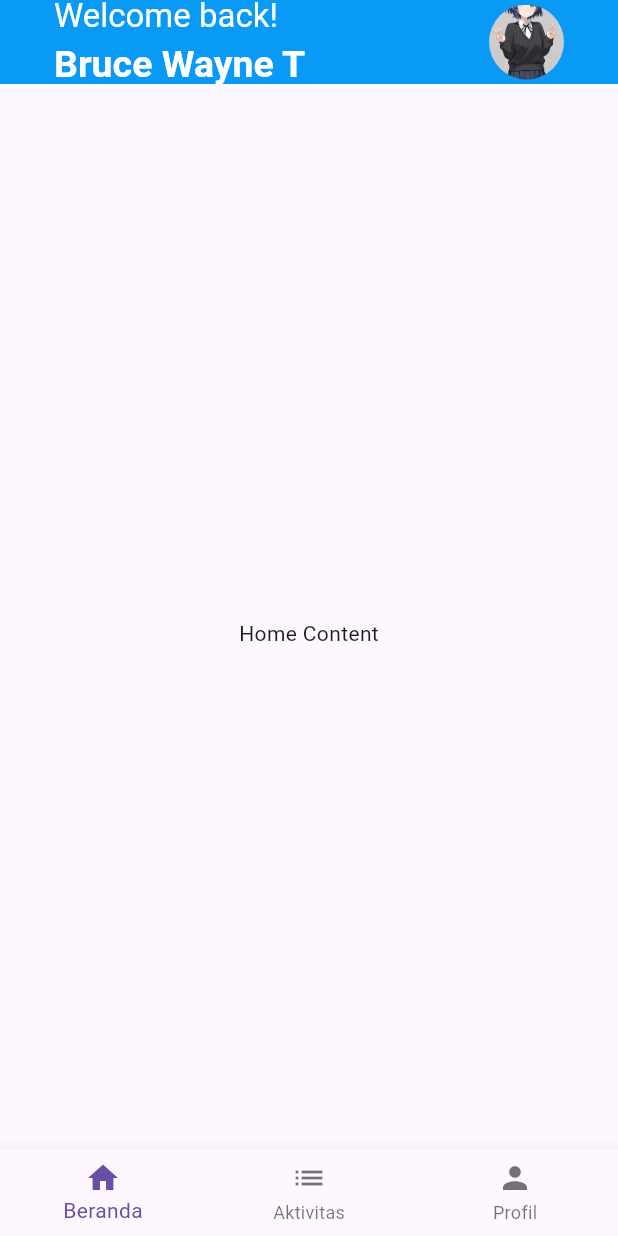
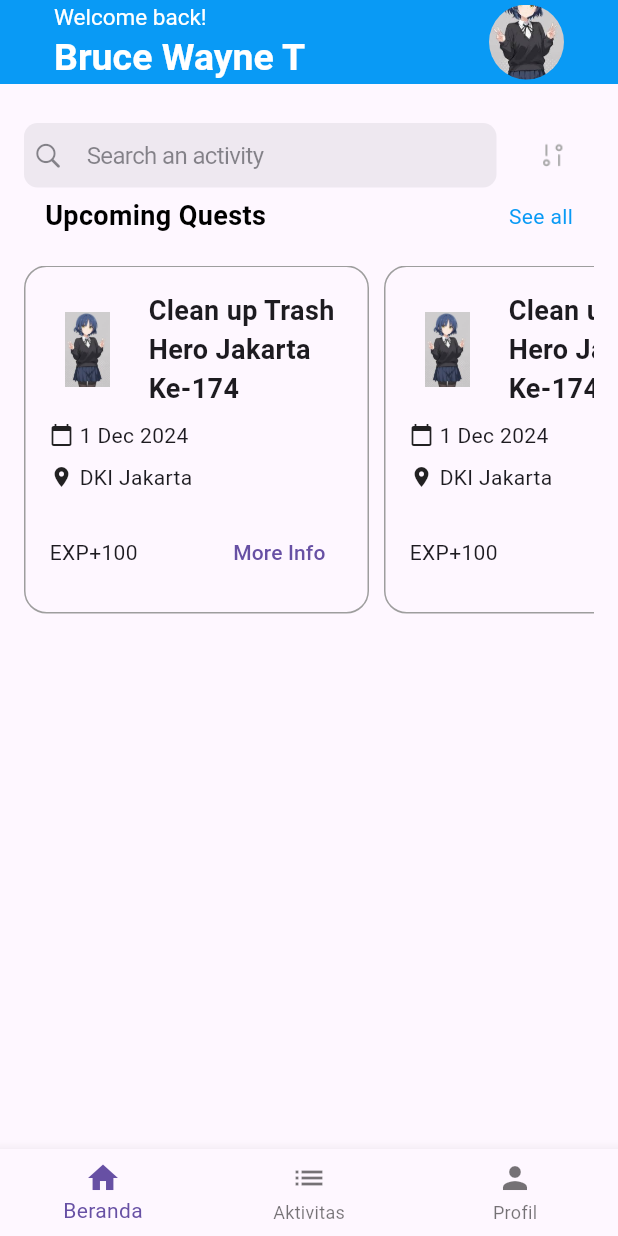
Before and after one commit to iamahmadzidan/pbo_project, a Flutter app: the HomePage screen opened directly, on a phone screen of 412 x 824 dp. Run offline on Flutter 3.47's test engine with Material 3 defaults, Android fonts, the phone set to English and light mode, and no system bars.

Commit message:
home tamabahkan widget
nigga1

```diff
--- a/lib/halaman/home_page.dart
+++ b/lib/halaman/home_page.dart
@@ -1,3 +1,4 @@
+import 'package:flutter/cupertino.dart';
 import 'package:flutter/material.dart';
 import 'activity_page.dart';
 import 'profile_page.dart';
@@ -13,60 +14,7 @@ class HomePageState extends State<HomePage> {
   int _currentIndex = 0;
 
   final List<Widget> _pages = [
-    Scaffold(
-      appBar: AppBar(
-        backgroundColor: const Color(0xFF099AF5),
-        automaticallyImplyLeading: false, // Menghilangkan ikon back default
-        title: Padding(
-          padding: const EdgeInsets.symmetric(horizontal: 20.0, vertical: 10.0),
-          child: Row(
-            children: [
-              // Kolom untuk teks "Welcome back!" dan nama pengguna
-              const Column(
-                crossAxisAlignment: CrossAxisAlignment.start,
-                children: [
-                  Text(
-                    'Welcome back!',
-                    style: TextStyle(color: Colors.white),
-                  ),
-                  SizedBox(height: 2),
-                  Text(
-                    "Bruce Wayne T",
-                    style: TextStyle(
-                      fontSize: 25,
-                      fontWeight: FontWeight.bold,
-                      color: Colors.white,
-                    ),
-                  ),
-                ],
-              ),
-              const Spacer(),
-              // Gambar profil yang bulat
-              ClipRRect(
-                borderRadius: BorderRadius.circular(60),
-                child: Image.asset(
-                  'assets/image/ryou.jpeg',
-                  width: 50,
-                  height: 50,
-                  fit: BoxFit.cover,
-                ),
-              ),
-            ],
-          ),
-        ),
-      ),
-      body: const Column(
-        crossAxisAlignment: CrossAxisAlignment.start,
-        children: [
-          SizedBox(height: 22),
-          Expanded(
-            child: Center(
-              child: Text("Home Content"),
-            ),
-          ),
-        ],
-      ),
-    ),
+    const HomeContent(),
     const ActivityPage(),
     const ProfilePage(),
   ];
@@ -80,7 +28,6 @@ class HomePageState extends State<HomePage> {
   @override
   Widget build(BuildContext context) {
     return Scaffold(
-
       body: SafeArea(
         child: _pages[_currentIndex],
       ),
@@ -105,3 +52,240 @@ class HomePageState extends State<HomePage> {
     );
   }
 }
+
+class HomeContent extends StatelessWidget {
+  const HomeContent({super.key});
+
+  @override
+  Widget build(BuildContext context) {
+    return Scaffold(
+      appBar: _buildHeader(),
+      body: SingleChildScrollView( // Pastikan seluruh konten di-scroll
+        child: Column(
+          children: [
+            _buildSearch(),
+            builText(),
+            space(),
+            Padding(
+              padding: const EdgeInsets.symmetric(horizontal: 16.0),
+              child: buildHorizontalScroll(),
+            ),
+            const SizedBox(height: 20), // Tambahkan jarak jika diperlukan
+          ],
+        ),
+      ),
+    );
+  }
+
+  // Widget untuk header
+  PreferredSizeWidget _buildHeader() {
+    return AppBar(
+      backgroundColor: const Color(0xFF099AF5),
+      automaticallyImplyLeading: false,
+      elevation: 0,
+      title: Padding(
+        padding: const EdgeInsets.symmetric(horizontal: 20.0, vertical: 30.0),
+        child: Row(
+          children: [
+            const Column(
+              crossAxisAlignment: CrossAxisAlignment.start,
+              children: [
+                Text(
+                  'Welcome back!',
+                  style: TextStyle(fontSize: 15, color: Colors.white),
+                ),
+                SizedBox(height: 2),
+                Text(
+                  "Bruce Wayne T",
+                  style: TextStyle(
+                    fontSize: 25,
+                    fontWeight: FontWeight.bold,
+                    color: Colors.white,
+                  ),
+                ),
+              ],
+            ),
+            const Spacer(),
+            ClipRRect(
+              borderRadius: BorderRadius.circular(60),
+              child: Image.asset(
+                'assets/image/ryou.jpeg',
+                width: 50,
+                height: 50,
+                fit: BoxFit.cover,
+              ),
+            ),
+          ],
+        ),
+      ),
+    );
+  }
+
+  // Widget untuk search bar
+  Widget _buildSearch() {
+    return Padding(
+      padding: const EdgeInsets.only(top: 20.0, left: 16.0, right: 16.0),
+      child: Row(
+        children: [
+          // Search bar
+          Expanded(
+            child: CupertinoSearchTextField(
+              controller: TextEditingController(),
+              placeholder: 'Search an activity',
+              prefixIcon: const Icon(
+                CupertinoIcons.search,
+                size: 20.0,
+              ),
+              suffixIcon: const Icon(
+                CupertinoIcons.exclamationmark_circle,
+                size: 20,
+              ),
+              style: const TextStyle(fontSize: 16),
+              padding: const EdgeInsets.symmetric(vertical: 12, horizontal: 16),
+            ),
+          ),
+          const SizedBox(width: 10),
+          Container(
+            width: 55,
+            height: 55,
+            decoration: ShapeDecoration(
+              color: const Color.fromARGB(0, 223, 213, 223), // Warna latar belakang kotak
+              shape: RoundedRectangleBorder(
+                borderRadius: BorderRadius.circular(12), // Membulatkan sudut
+              ),
+            ),
+            child: Center( // Menggunakan Center agar gambar berada di tengah kotak
+              child: ClipRRect(
+                borderRadius: BorderRadius.circular(1), // Membulatkan sudut gambar agar sesuai dengan container
+                child: Image.asset(
+                  'assets/image/image.png', // Path gambar
+                  width: 18, // Ukuran gambar sesuai yang diinginkan
+                  height: 20, // Ukuran gambar sesuai yang diinginkan
+                  fit: BoxFit.cover, // Memastikan gambar mengisi kotak dengan baik
+                ),
+              ),
+            ),
+          ),
+        ],
+      ),
+    );
+  }
+
+  // Widget untuk teks
+  Widget builText() {
+  return const Padding(
+    padding: EdgeInsets.symmetric(horizontal: 30.0), // Margin kiri dan kanan
+    child: Row(
+      mainAxisAlignment: MainAxisAlignment.spaceBetween, // Membuat jarak antara kedua teks
+      children: [
+        // Teks kiri
+        Text(
+          'Upcoming Quests',
+          style: TextStyle(fontSize: 18, fontWeight: FontWeight.bold, color: Colors.black),
+        ),
+        // Teks kanan
+        Text(
+          'See all', // Ganti dengan teks yang diinginkan
+          style: TextStyle(fontSize: 14, color: Color(0xFF099AF5)),
+        ),
+      ],
+    ),
+  );
+}
+
+   Widget space() {
+    return const Align(
+
+      child: Padding(
+        padding: EdgeInsets.only(left: 20.0),
+        child: Text(
+          ' ',
+
+        ),
+      ),
+    );
+  }
+
+  // Widget untuk scroll horizontal
+  Widget buildHorizontalScroll() {
+    return SingleChildScrollView(
+      scrollDirection: Axis.horizontal, // Scroll horizontal
+      child: Row(
+        children: [
+          _buildEventWidget(),
+          const SizedBox(width: 10),
+          _buildEventWidget(),
+          const SizedBox(width: 10),
+          _buildEventWidget(),
+          const SizedBox(width: 10),
+          _buildEventWidget(),
+        ],
+      ),
+    );
+  }
+  Widget _buildEventWidget() {
+    return Container(
+      width: 230,
+      height: 232,
+      decoration: BoxDecoration(
+        border: Border.all(color: Colors.grey),
+        borderRadius: BorderRadius.circular(15),
+      ),
+      padding: const EdgeInsets.all(16),
+      child: Column(
+        crossAxisAlignment: CrossAxisAlignment.start,
+        children: [
+          // Image + Title
+          Row(
+            children: [
+              Image.asset(
+                'assets/image/ryou.jpeg',
+                width: 50,
+                height: 50,
+              ),
+              const SizedBox(width: 16),
+              const Expanded(
+                child: Text(
+                  'Clean up Trash\nHero Jakarta\nKe-174',
+                  style: TextStyle(
+                    fontWeight: FontWeight.bold,
+                    fontSize: 18,
+                  ),
+                ),
+              ),
+            ],
+          ),
+          const SizedBox(height: 8),
+          // Teks tambahan (misalnya tanggal atau lokasi)
+          const Row(
+            children: [
+              Icon(Icons.calendar_today, size: 16),
+              SizedBox(width: 4),
+              Text('1 Dec 2024'),
+            ],
+          ),
+          const SizedBox(height: 8),
+          const Row(
+            children: [
+              Icon(Icons.location_on, size: 16),
+              SizedBox(width: 4),
+              Text('DKI Jakarta'),
+            ],
+          ),
+          const SizedBox(height: 16),
+          // Tombol atau informasi lainnya
+          Row(
+            mainAxisAlignment: MainAxisAlignment.spaceBetween,
+            children: [
+              const Text('EXP+100'),
+              TextButton(
+                onPressed: () {},
+                child: const Text('More Info'),
+              ),
+            ],
+          ),
+        ],
+      ),
+    );
+  }
+}
--- a/pubspec.yaml
+++ b/pubspec.yaml
@@ -62,6 +62,7 @@ flutter:
   assets:
      - assets/image/undraw_Login_re_4vu2.png
      - assets/image/ryou.jpeg
+     - assets/image/image.png
   #   - images/a_dot_ham.jpeg
 
   # An image asset can refer to one or more resolution-specific "variants", see
```
Also changed, not shown: assets/image/image.png (added).
